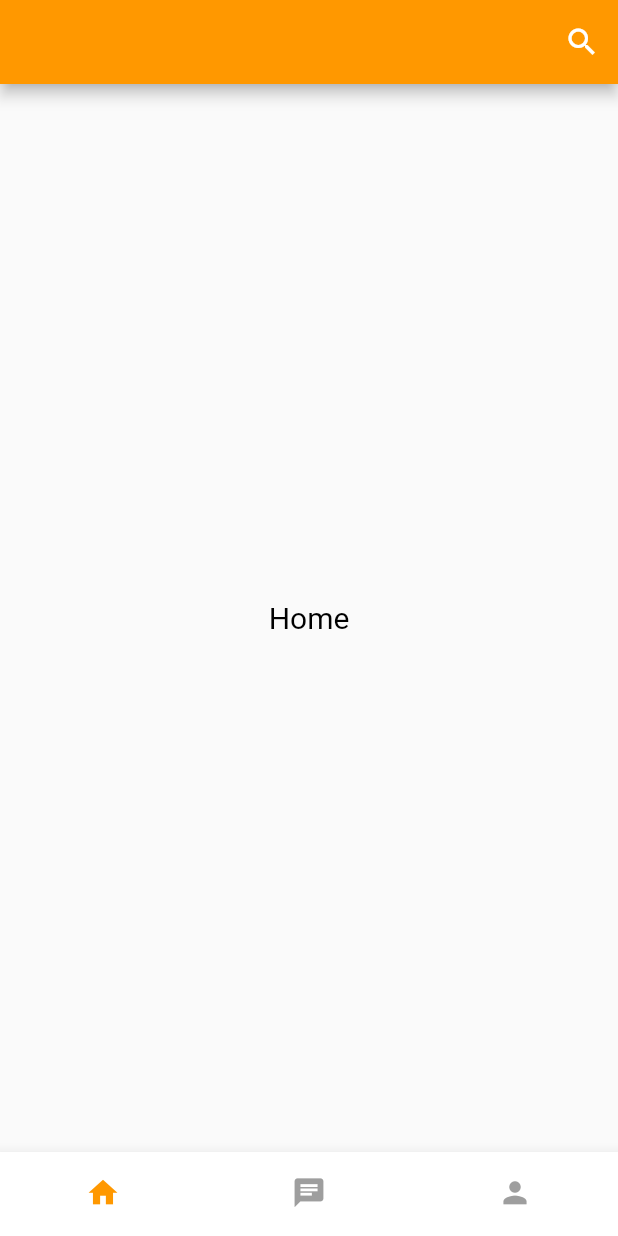
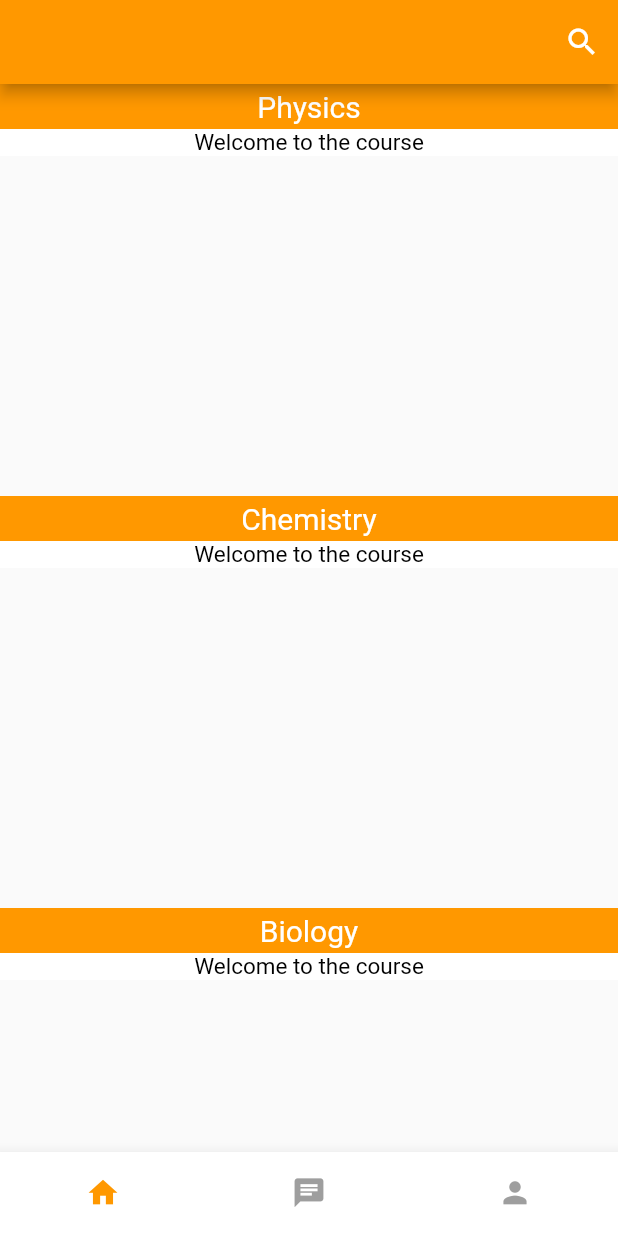
Before and after one commit to entity-creation/tutsApp, a Flutter app: the screen it shows once a user with an empty profile is signed in, on a phone screen of 412 x 824 dp. Run offline on Flutter 3.47's test engine with Material 2 defaults, Android fonts, the phone set to English and light mode, and no system bars; our stand-ins replace cloud_firestore, file_picker, firebase_auth, firebase_core, firebase_storage, flutter_spinkit and 2 more; missing offline and left inert: flutter_file_manager, flutter_full_pdf_viewer, flutter_pdf_viewer, path_provider_ex; accounts and stored records are empty.

Commit message:
New Changes

```diff
--- a/lib/main.dart
+++ b/lib/main.dart
@@ -1,5 +1,7 @@
 import 'package:flutter/material.dart';
 import 'package:flutter/services.dart';
+import 'package:tuts_app/screens/studentCourse.dart';
+import 'package:tuts_app/screens/tutorCourse.dart';
 import 'package:tuts_app/services/auth.dart';
 import 'package:tuts_app/screens/wrapper.dart';
 import 'package:firebase_core/firebase_core.dart';
@@ -11,9 +13,7 @@ void main() async {
   await Firebase.initializeApp();
 
   SystemChrome.setSystemUIOverlayStyle(SystemUiOverlayStyle(
-    statusBarColor: Colors.orange,
-    statusBarIconBrightness: Brightness.dark
-  ));
+      statusBarColor: Colors.orange, statusBarIconBrightness: Brightness.dark));
 
   runApp(const MyApp());
 }
@@ -29,7 +29,13 @@ class MyApp extends StatelessWidget {
       initialData: null,
       child: MaterialApp(
         debugShowCheckedModeBanner: false,
-        home: Wrapper(uid: '',),
+        home: Wrapper(
+          uid: '',
+        ),
+        routes: {
+          "/studentCourse": (context) => StudentCourse(),
+          "/tutorCourse": (context) => TutorCourse(),
+        },
       ),
     );
   }
--- a/lib/pages/main_page.dart
+++ b/lib/pages/main_page.dart
@@ -1,8 +1,10 @@
 import 'package:flutter/material.dart';
+import 'package:provider/provider.dart';
+import 'package:tuts_app/screens/courseView.dart';
 
+import '../models/user.dart';
 
 class MySearchDelegate extends SearchDelegate {
-
   List<String> searchResults = [
     "Student",
     "Teacher",
@@ -14,7 +16,9 @@ class MySearchDelegate extends SearchDelegate {
     IconButton(
       icon: Icon(Icons.arrow_back),
       color: Colors.orange,
-      onPressed: () {close(context, null);},
+      onPressed: () {
+        close(context, null);
+      },
     );
     return null;
   }
@@ -25,7 +29,7 @@ class MySearchDelegate extends SearchDelegate {
       icon: Icon(Icons.clear),
       color: Colors.orange,
       onPressed: () {
-        if(query.isEmpty) {
+        if (query.isEmpty) {
           close(context, null);
         }
         query = '';
@@ -78,6 +82,8 @@ class MainPage extends StatefulWidget {
 class _MainPageState extends State<MainPage> {
   @override
   Widget build(BuildContext context) {
+    dynamic launcher = Provider.of<Tester?>(context);
+    List<dynamic> courses = ['Physics', 'Chemistry', 'Biology'];
     return SafeArea(
         child: Scaffold(
       appBar: AppBar(
@@ -86,21 +92,20 @@ class _MainPageState extends State<MainPage> {
           IconButton(
             icon: Icon(Icons.search),
             onPressed: () {
-                  showSearch(
-                      context: context,
-                      delegate: MySearchDelegate());
+              showSearch(context: context, delegate: MySearchDelegate());
             },
           )
         ],
       ),
       body: Center(
-            child: Text(
-              "Home",
-              style: TextStyle(
-                color: Colors.black,
-                fontSize: 20,
-              ),
-            ),
+        child: ListView.builder(
+            itemCount: courses.length,
+            itemBuilder: ((context, index) {
+              return CourseView(
+                  courseName: courses[index],
+                  courseDesc: "Welcome to the course",
+                  uid: launcher.uid);
+            })),
       ),
     ));
   }
--- /dev/null
+++ b/lib/screens/courseView.dart
@@ -0,0 +1,76 @@
+import 'package:flutter/material.dart';
+import 'package:tuts_app/services/database.dart';
+import 'package:tuts_app/shared/loading.dart';
+
+import '../models/user.dart';
+
+class CourseView extends StatelessWidget {
+  final String courseName;
+  final String courseDesc;
+  final uid;
+  const CourseView(
+      {required this.courseName,
+      required this.courseDesc,
+      required this.uid,
+      Key? key})
+      : super(key: key);
+
+  void courseClicked(dynamic function, BuildContext context) {
+    if (function == '1') {
+      Navigator.pushNamed(context, "/tutorCourse");
+    } else if (function == "2") {
+      Navigator.pushNamed(context, "/studentCourse");
+    } else {
+      Loading();
+    }
+  }
+
+  @override
+  Widget build(BuildContext context) {
+    return StreamBuilder<MainUser>(
+        stream: DatabaseService(uid: this.uid).oneUser,
+        builder: (context, snapshot) {
+          String function = "0";
+          if (!snapshot.hasData) {
+            print("No data");
+          } else {
+            MainUser? mainUser = snapshot.data;
+            function = mainUser!.function.toString();
+          }
+          return InkWell(
+            onTap: () {
+              courseClicked(function, context);
+            },
+            child: Container(
+              height: MediaQuery.of(context).size.height / 3,
+              width: MediaQuery.of(context).size.width,
+              child: Column(
+                children: [
+                  Container(
+                    decoration: BoxDecoration(color: Colors.orange),
+                    height: 30.0,
+                    width: MediaQuery.of(context).size.width,
+                    child: Center(
+                      child: Text(
+                        courseName,
+                        style: TextStyle(color: Colors.white, fontSize: 20.0),
+                      ),
+                    ),
+                  ),
+                  Container(
+                    width: MediaQuery.of(context).size.width,
+                    decoration: BoxDecoration(color: Colors.white),
+                    child: Center(
+                      child: Text(
+                        courseDesc,
+                        style: TextStyle(color: Colors.black, fontSize: 15.0),
+                      ),
+                    ),
+                  )
+                ],
+              ),
+            ),
+          );
+        });
+  }
+}
--- a/lib/screens/wrapper.dart
+++ b/lib/screens/wrapper.dart
@@ -3,20 +3,19 @@ import 'package:provider/provider.dart';
 import 'package:tuts_app/screens/authenticate/authenticate.dart';
 import 'package:tuts_app/models/user.dart';
 import 'package:tuts_app/screens/home/home.dart';
+import 'package:tuts_app/screens/home/tutorHome.dart';
 
 class Wrapper extends StatelessWidget {
   final String uid;
   const Wrapper({Key? key, required this.uid}) : super(key: key);
   @override
   Widget build(BuildContext context) {
-
     dynamic launcher = Provider.of<Tester?>(context);
 
     //return either home or authenticate widget
     if (launcher == null) {
       return const Authenticate();
-    }
-    else {
+    } else {
       return Home(uid: uid);
     }
   }
--- a/pubspec.yaml
+++ b/pubspec.yaml
@@ -24,6 +24,12 @@ dependencies:
   image_picker: ^0.8.4+8
   firebase_storage: ^10.2.7
   path_provider: ^2.0.9
+  flutter_file_manager: ^0.2.0
+  flutter_full_pdf_viewer: ^1.0.6
+  path_provider_ex: ^1.0.1
+  permission_handler: ^9.2.0
+  file_picker: ^4.5.1
+  flutter_pdf_viewer: ^0.0.3
 
 dev_dependencies:
   flutter_test:
```
Also changed, not shown: lib/screens/home/tutorHome.dart (added, +84 -0 lines), lib/screens/messages_widget.dart (+9 -3 lines), lib/screens/pdfLanding.dart (added, +61 -0 lines), lib/screens/studentCourse.dart (added, +22 -0 lines), lib/screens/tutorCourse.dart (added, +103 -0 lines), lib/screens/viewPdf.dart (added, +19 -0 lines), lib/services/database.dart (+104 -21 lines), lib/services/permissionHandler.dart (added, +27 -0 lines), pubspec.lock, 1 other file. Lines whose indentation alone changed are shown as unchanged.
